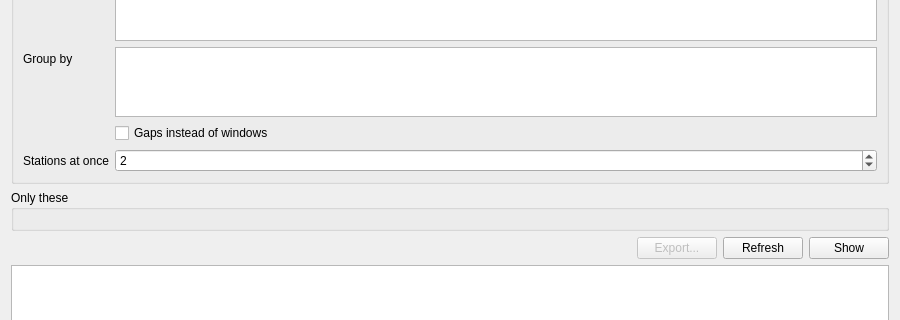
Before: the Qt Designer form pastrocore/gui_pyside/tab_analysis.ui in Torward1024/pAstroCORE, drawn with Qt 5; both pictures show x 0 to 900 and y 138 to 458 of the 900 by 620 pixel window.
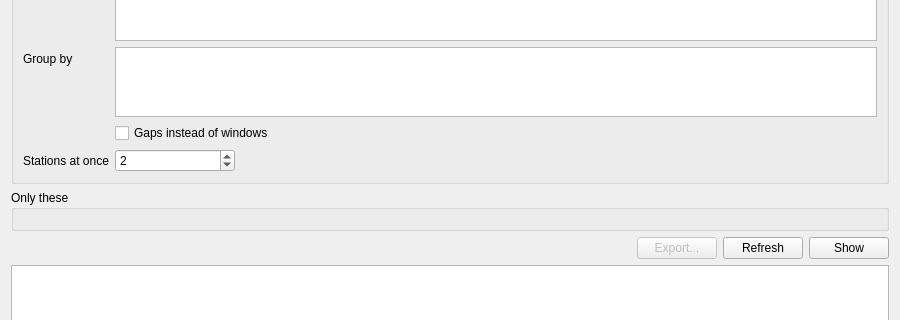
After: the same form once the commit is applied.

```diff
--- a/pastrocore/gui_pyside/tab_analysis.ui
+++ b/pastrocore/gui_pyside/tab_analysis.ui
@@ -96,6 +96,12 @@
       </item>
       <item row="5" column="1">
        <widget class="QSpinBox" name="atLeastSpin">
+        <property name="maximumSize">
+         <size>
+          <width>120</width>
+          <height>16777215</height>
+         </size>
+        </property>
         <property name="minimum">
          <number>1</number>
         </property>
```
Left out of the diff: 3 changed lines with no effect on the pictures.
